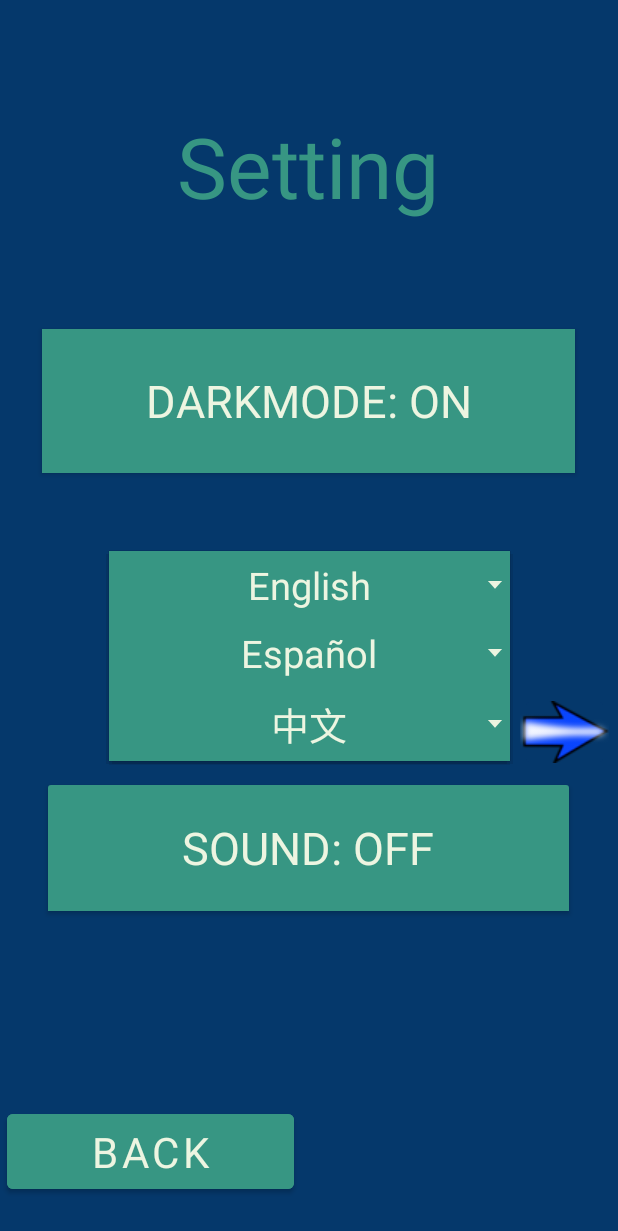
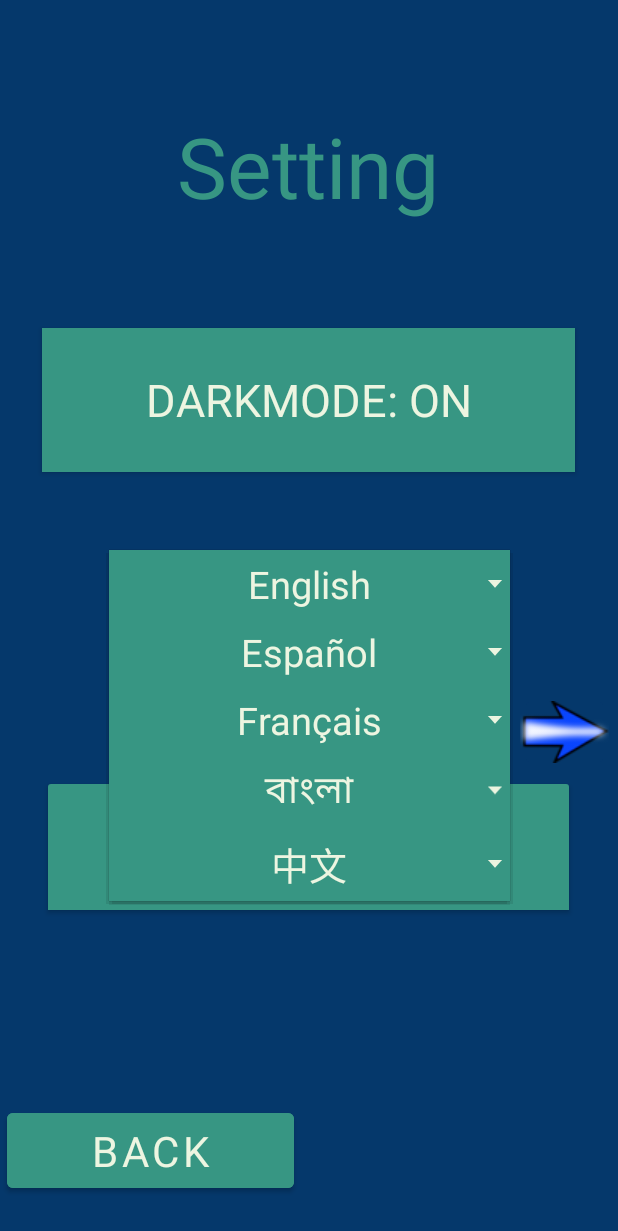
Before and after one commit to tirth2000p/MyApplication475, an Android app: the settingsPage screen opened directly, with no data from a screen before it, after a tap on "English", on a phone screen of 412 x 824 dp. Shown: the top 1231 px of the screen. Run offline under Robolectric (Android 15) with nearby library versions, the phone set to English and light mode, and no system bars; Roboto replaces fonts that are not available here.

Commit message:
Bengali Addition

```diff
--- a/app/src/main/java/com/example/myapplication/DABLayoutView/DABLayout.java
+++ b/app/src/main/java/com/example/myapplication/DABLayoutView/DABLayout.java
@@ -501,7 +501,9 @@ public class DABLayout extends View {
         p2count.setText(String.valueOf(p2Total));
 
         turnText.startAnimation(turn_animation);
-        turnText.setText(names[turn] + R.string.Turn);
+        turnText.setText(names[turn] + this.getResources().getString(R.string.Turn));
+
+
 
 
     }
--- a/app/src/main/java/com/example/myapplication/settingsPage.java
+++ b/app/src/main/java/com/example/myapplication/settingsPage.java
@@ -57,9 +57,13 @@ public class settingsPage extends AppCompatActivity implements AdapterView.OnIte
                     setLocale("zh");
                 }
 
-                else{
+                else if (lan.equalsIgnoreCase("English")){
                     setLocale("en");
                 }
+                else if(lan.equalsIgnoreCase("বাংলা")){
+                    setLocale("bn");
+                }
+
 
             }
         });
--- a/app/src/main/res/layout/activity_first_page.xml
+++ b/app/src/main/res/layout/activity_first_page.xml
@@ -35,14 +35,14 @@
 
     <Button
         android:id="@+id/settings"
-        android:layout_width="251dp"
-        android:layout_height="80dp"
+        android:layout_width="324dp"
+        android:layout_height="83dp"
         android:layout_marginBottom="120dp"
         android:backgroundTint="@color/colorAccent"
         android:fontFamily="@font/chango"
         android:text="@string/Setting"
+        android:textColor="@color/colorFont"
         android:textSize="30sp"
-        android:textColor="@color/colorFont"
         app:layout_constraintBottom_toBottomOf="parent"
         app:layout_constraintEnd_toEndOf="parent"
         app:layout_constraintHorizontal_bias="0.497"
--- a/app/src/main/res/layout/activity_game_page.xml
+++ b/app/src/main/res/layout/activity_game_page.xml
@@ -131,8 +131,8 @@
 
     <TextView
         android:id="@+id/textP2"
-        android:layout_width="144dp"
-        android:layout_height="34dp"
+        android:layout_width="164dp"
+        android:layout_height="32dp"
         android:fontFamily="@font/chango"
         android:text="@string/Score2"
         android:textAlignment="center"
--- a/app/src/main/res/layout/activity_settings_page.xml
+++ b/app/src/main/res/layout/activity_settings_page.xml
@@ -24,8 +24,8 @@
 
         <TextView
             android:id="@+id/textView"
-            android:layout_width="312dp"
-            android:layout_height="94dp"
+            android:layout_width="329dp"
+            android:layout_height="93dp"
             android:fontFamily="@font/aclonica"
             android:text="@string/Setting"
             android:textAlignment="center"
--- a/app/src/main/res/values/strings.xml
+++ b/app/src/main/res/values/strings.xml
@@ -38,6 +38,8 @@
     <string-array name="list">
         <item>English</item>
         <item>Español</item>
+        <item>Français</item>
+        <item>বাংলা</item>
         <item>中文</item>
     </string-array>
 
```
Also changed, not shown: 5 other files.
